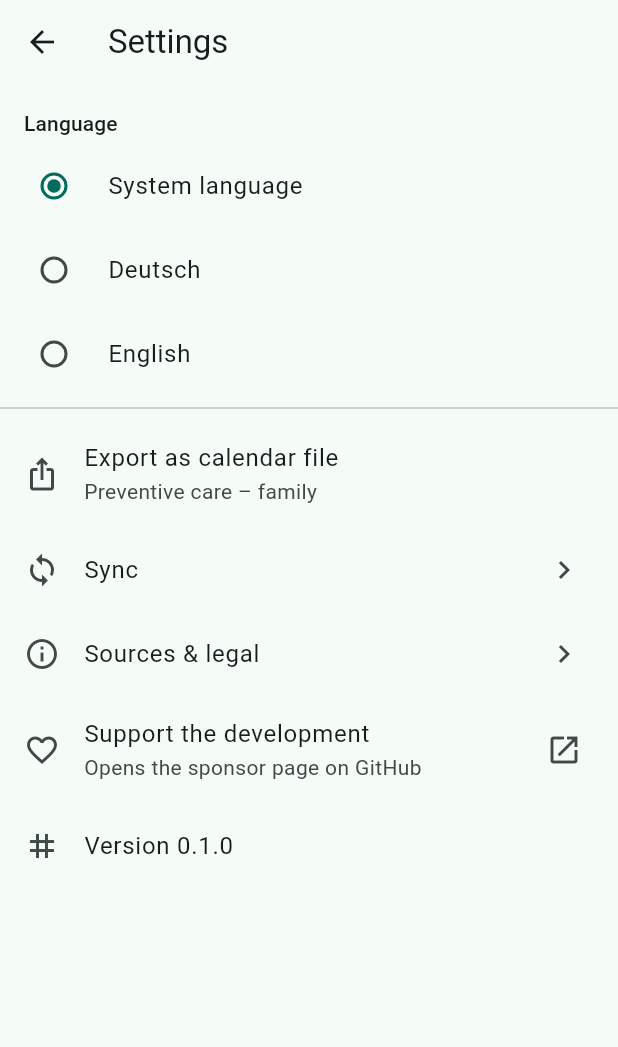
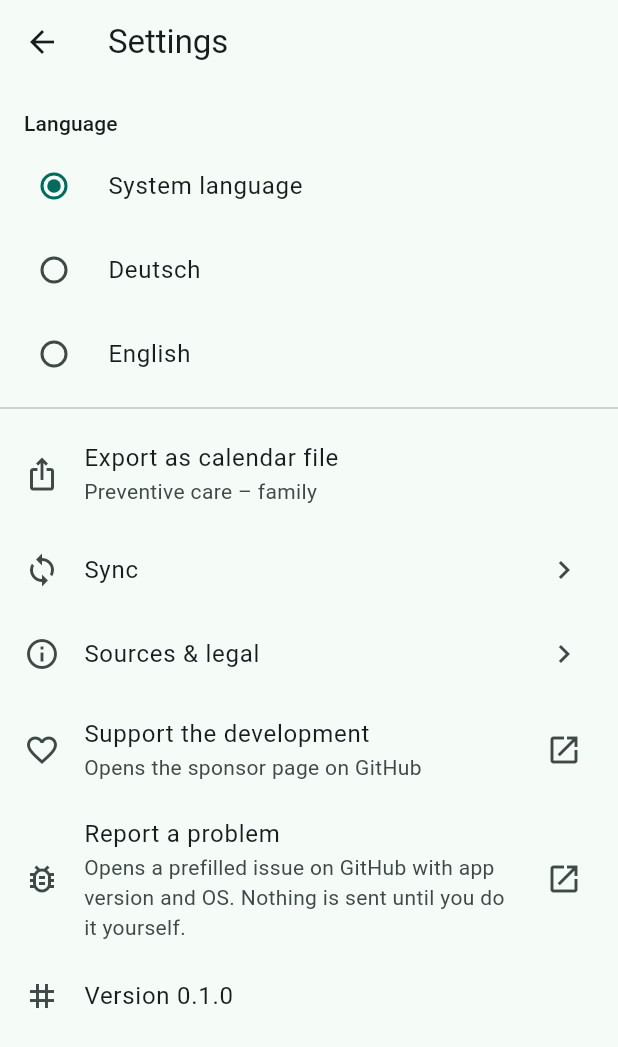
Before and after one commit to praetorianer777/vorsorgeheft, a Flutter app: the screen it shows after launch, after a tap on the "settings" icon, on a phone screen of 412 x 824 dp. Shown: the top 1047 px of the screen. Run offline on Flutter 3.47's test engine with Material 3 defaults, Android fonts, the phone set to English and light mode, and no system bars; our stand-ins replace drift, file_picker, flutter_local_notifications, flutter_riverpod, multicast_dns, permission_handler and 3 more; missing offline and left inert: cryptography, mobile_scanner; accounts and stored records are empty; generated files the repository leaves out were written again.

Commit message:
feat: report a problem from settings without sending anything
The app has no telemetry by design, so a report has to be something the
person composes and sends. A "Report a problem" tile in settings opens
the repository's new-issue form with title and body prefilled: app
version, operating system and version from dart:io, and the app
language, followed by a placeholder for the description. No identifiers,
no logs, nothing leaves the phone until the person submits the form,
which they see in full first. The subtitle says so in both languages.

The URL is built by a pure function under lib/support so a unit test can
pin down exactly which parameters travel. A spec finds the tile in
settings; the version spec now scrolls, since the tile pushed the version
line below the fold.

Closes #40

Co-Authored-By: Claude Fable 5.1 <noreply@anthropic.com>
Claude-Session: https://claude.ai/code/session_01FBjXgW8GtD5xPktoMpnnCu

```diff
--- a/lib/l10n/app_de.arb
+++ b/lib/l10n/app_de.arb
@@ -211,6 +211,8 @@
   "supportPromptDismiss": "Nein danke",
   "supportLink": "Entwicklung unterstützen",
   "supportLinkHint": "Öffnet die Sponsor-Seite auf GitHub",
+  "reportProblem": "Problem melden",
+  "reportProblemHint": "Öffnet einen vorausgefüllten Issue auf GitHub mit App-Version und System. Gesendet wird erst, wenn du es selbst tust.",
   "remainingDays": "{days, plural, =1{noch 1 Tag} other{noch {days} Tage}}",
   "@remainingDays": {
     "placeholders": {
--- a/lib/l10n/app_en.arb
+++ b/lib/l10n/app_en.arb
@@ -417,6 +417,8 @@
   "supportPromptDismiss": "No thanks",
   "supportLink": "Support the development",
   "supportLinkHint": "Opens the sponsor page on GitHub",
+  "reportProblem": "Report a problem",
+  "reportProblemHint": "Opens a prefilled issue on GitHub with app version and OS. Nothing is sent until you do it yourself.",
   "remainingDays": "{days, plural, =1{1 day left} other{{days} days left}}",
   "@remainingDays": {
     "placeholders": {
--- /dev/null
+++ b/lib/support/problem_report.dart
@@ -0,0 +1,33 @@
+/// Where a problem report is filed. The settings tile opens this page with the
+/// title and body prefilled; GitHub shows the form, the person edits and sends.
+const problemReportBaseUrl =
+    'https://github.com/praetorianer777/vorsorgereminder/issues/new';
+
+/// The line the person is meant to replace with what went wrong.
+const problemReportPlaceholder = '<describe what happened here>';
+
+/// The URL of the new-issue form with everything the developer needs to
+/// reproduce, and nothing more.
+///
+/// The app sends no telemetry, so this is the only channel a report travels
+/// on: the browser shows the whole text before the person submits it, and the
+/// body names only the app version, the operating system and the app
+/// language. No identifiers, no logs unless the person pastes them in.
+Uri problemReportUrl({
+  required String appVersion,
+  required String os,
+  required String osVersion,
+  required String locale,
+}) {
+  final body = [
+    '**App version:** $appVersion',
+    '**OS:** $os $osVersion',
+    '**Language:** $locale',
+    '',
+    '**What happened:**',
+    problemReportPlaceholder,
+  ].join('\n');
+  return Uri.parse(problemReportBaseUrl).replace(
+    queryParameters: {'title': 'Problem in $appVersion on $os', 'body': body},
+  );
+}
--- a/lib/ui/settings_screen.dart
+++ b/lib/ui/settings_screen.dart
@@ -1,3 +1,5 @@
+import 'dart:io';
+
 import 'package:flutter/material.dart';
 import 'package:flutter_riverpod/flutter_riverpod.dart';
 import 'package:url_launcher/url_launcher.dart';
@@ -5,6 +7,7 @@ import 'package:url_launcher/url_launcher.dart';
 import '../app/version.dart';
 import '../l10n/app_localizations.dart';
 import '../l10n/locale_notifier.dart';
+import '../support/problem_report.dart';
 import '../support/support_prompt.dart';
 import 'export_action.dart';
 import 'sources_screen.dart';
@@ -92,6 +95,22 @@ class SettingsScreen extends ConsumerWidget {
             ),
           ),
           ListTile(
+            key: const Key('report-problem'),
+            leading: const Icon(Icons.bug_report_outlined),
+            title: Text(l10n.reportProblem),
+            subtitle: Text(l10n.reportProblemHint),
+            trailing: const Icon(Icons.open_in_new),
+            onTap: () => launchUrl(
+              problemReportUrl(
+                appVersion: appVersion,
+                os: Platform.operatingSystem,
+                osVersion: Platform.operatingSystemVersion,
+                locale: Localizations.localeOf(context).languageCode,
+              ),
+              mode: LaunchMode.externalApplication,
+            ),
+          ),
+          ListTile(
             leading: const Icon(Icons.tag_outlined),
             title: Text(l10n.appVersion(appVersion)),
           ),
```
Also changed, not shown: 5 other files.
